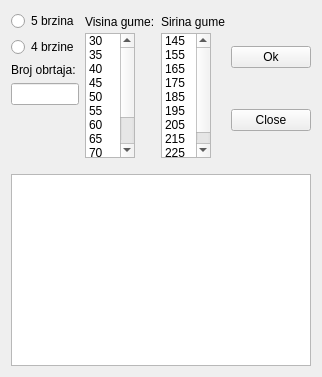
The window that mainwindow.ui (Fangio92/Obrtaji) describes before a commit, drawn with Qt 5.
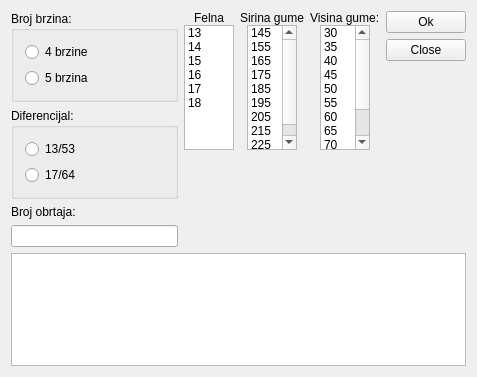
The same window after the commit.

```diff
--- a/mainwindow.ui
+++ b/mainwindow.ui
@@ -6,7 +6,7 @@
    <rect>
     <x>0</x>
     <y>0</y>
-    <width>319</width>
+    <width>477</width>
     <height>377</height>
    </rect>
   </property>
@@ -25,17 +25,49 @@
         <item>
          <layout class="QVBoxLayout" name="verticalLayout_3">
           <item>
-           <widget class="QRadioButton" name="radioButton_2">
-            <property name="text">
-             <string>5 brzina</string>
+           <widget class="QGroupBox" name="groupBox">
+            <property name="title">
+             <string>Broj brzina:</string>
             </property>
+            <layout class="QVBoxLayout" name="verticalLayout_5">
+             <item>
+              <widget class="QRadioButton" name="radioButton_4">
+               <property name="text">
+                <string>4 brzine</string>
+               </property>
+              </widget>
+             </item>
+             <item>
+              <widget class="QRadioButton" name="radioButton_5">
+               <property name="text">
+                <string>5 brzina</string>
+               </property>
+              </widget>
+             </item>
+            </layout>
            </widget>
           </item>
           <item>
-           <widget class="QRadioButton" name="radioButton">
-            <property name="text">
-             <string>4 brzine</string>
+           <widget class="QGroupBox" name="groupBox_2">
+            <property name="title">
+             <string>Diferencijal:</string>
             </property>
+            <layout class="QVBoxLayout" name="verticalLayout_6">
+             <item>
+              <widget class="QRadioButton" name="radioButton_13">
+               <property name="text">
+                <string>13/53</string>
+               </property>
+              </widget>
+             </item>
+             <item>
+              <widget class="QRadioButton" name="radioButton_17">
+               <property name="text">
+                <string>17/64</string>
+               </property>
+              </widget>
+             </item>
+            </layout>
            </widget>
           </item>
           <item>
@@ -64,7 +96,174 @@
          </layout>
         </item>
         <item>
-         <layout class="QVBoxLayout" name="lyt" stretch="0,0">
+         <layout class="QVBoxLayout" name="verticalLayout_7">
+          <property name="spacing">
+           <number>0</number>
+          </property>
+          <property name="rightMargin">
+           <number>0</number>
+          </property>
+          <property name="bottomMargin">
+           <number>10</number>
+          </property>
+          <item alignment="Qt::AlignHCenter">
+           <widget class="QLabel" name="label_4">
+            <property name="text">
+             <string>Felna</string>
+            </property>
+            <property name="margin">
+             <number>2</number>
+            </property>
+           </widget>
+          </item>
+          <item alignment="Qt::AlignHCenter">
+           <widget class="QListWidget" name="listFelna">
+            <property name="maximumSize">
+             <size>
+              <width>50</width>
+              <height>125</height>
+             </size>
+            </property>
+            <item>
+             <property name="text">
+              <string>13</string>
+             </property>
+            </item>
+            <item>
+             <property name="text">
+              <string>14</string>
+             </property>
+            </item>
+            <item>
+             <property name="text">
+              <string>15</string>
+             </property>
+            </item>
+            <item>
+             <property name="text">
+              <string>16</string>
+             </property>
+            </item>
+            <item>
+             <property name="text">
+              <string>17</string>
+             </property>
+            </item>
+            <item>
+             <property name="text">
+              <string>18</string>
+             </property>
+            </item>
+           </widget>
+          </item>
+          <item>
+           <spacer name="verticalSpacer_5">
+            <property name="orientation">
+             <enum>Qt::Vertical</enum>
+            </property>
+            <property name="sizeHint" stdset="0">
+             <size>
+              <width>20</width>
+              <height>40</height>
+             </size>
+            </property>
+           </spacer>
+          </item>
+         </layout>
+        </item>
+        <item>
+         <layout class="QVBoxLayout" name="verticalLayout_4">
+          <property name="spacing">
+           <number>0</number>
+          </property>
+          <property name="rightMargin">
+           <number>0</number>
+          </property>
+          <property name="bottomMargin">
+           <number>10</number>
+          </property>
+          <item alignment="Qt::AlignHCenter">
+           <widget class="QLabel" name="label_3">
+            <property name="text">
+             <string>Sirina gume</string>
+            </property>
+            <property name="margin">
+             <number>2</number>
+            </property>
+           </widget>
+          </item>
+          <item alignment="Qt::AlignHCenter">
+           <widget class="QListWidget" name="listSirina">
+            <property name="maximumSize">
+             <size>
+              <width>50</width>
+              <height>125</height>
+             </size>
+            </property>
+            <item>
+             <property name="text">
+              <string>145</string>
+             </property>
+            </item>
+            <item>
+             <property name="text">
+              <string>155</string>
+             </property>
+            </item>
+            <item>
+             <property name="text">
+              <string>165</string>
+             </property>
+            </item>
+            <item>
+             <property name="text">
+              <string>175</string>
+             </property>
+            </item>
+            <item>
+             <property name="text">
+              <string>185</string>
+             </property>
+            </item>
+            <item>
+             <property name="text">
+              <string>195</string>
+             </property>
+            </item>
+            <item>
+             <property name="text">
+              <string>205</string>
+             </property>
+            </item>
+            <item>
+             <property name="text">
+              <string>215</string>
+             </property>
+            </item>
+            <item>
+             <property name="text">
+              <string>225</string>
+             </property>
+            </item>
+           </widget>
+          </item>
+          <item>
+           <spacer name="verticalSpacer">
+            <property name="orientation">
+             <enum>Qt::Vertical</enum>
+            </property>
+            <property name="sizeHint" stdset="0">
+             <size>
+              <width>20</width>
+              <height>40</height>
+             </size>
+            </property>
+           </spacer>
+          </item>
+         </layout>
+        </item>
+        <item>
+         <layout class="QVBoxLayout" name="lyt" stretch="0,0,0">
           <property name="spacing">
            <number>0</number>
           </property>
@@ -83,15 +282,18 @@
           <property name="bottomMargin">
            <number>10</number>
           </property>
-          <item>
+          <item alignment="Qt::AlignHCenter">
            <widget class="QLabel" name="label_2">
             <property name="text">
              <string>Visina gume:</string>
             </property>
+            <property name="margin">
+             <number>2</number>
+            </property>
            </widget>
           </item>
-          <item>
-           <widget class="QListWidget" name="listWidget_2">
+          <item alignment="Qt::AlignHCenter">
+           <widget class="QListWidget" name="listVisina">
             <property name="maximumSize">
              <size>
               <width>50</width>
@@ -155,80 +357,18 @@
             </item>
            </widget>
           </item>
-         </layout>
-        </item>
-        <item>
-         <layout class="QVBoxLayout" name="verticalLayout_4">
-          <property name="spacing">
-           <number>0</number>
-          </property>
-          <property name="rightMargin">
-           <number>0</number>
-          </property>
-          <property name="bottomMargin">
-           <number>10</number>
-          </property>
           <item>
-           <widget class="QLabel" name="label_3">
-            <property name="text">
-             <string>Sirina gume</string>
+           <spacer name="verticalSpacer_3">
+            <property name="orientation">
+             <enum>Qt::Vertical</enum>
             </property>
-           </widget>
-          </item>
-          <item>
-           <widget class="QListWidget" name="listWidget">
-            <property name="maximumSize">
+            <property name="sizeHint" stdset="0">
              <size>
-              <width>50</width>
-              <height>125</height>
+              <width>20</width>
+              <height>40</height>
              </size>
             </property>
-            <item>
-             <property name="text">
-              <string>145</string>
-             </property>
-            </item>
-            <item>
-             <property name="text">
-              <string>155</string>
-             </property>
-            </item>
-            <item>
-             <property name="text">
-              <string>165</string>
-             </property>
-            </item>
-            <item>
-             <property name="text">
-              <string>175</string>
-             </property>
-            </item>
-            <item>
-             <property name="text">
-              <string>185</string>
-             </property>
-            </item>
-            <item>
-             <property name="text">
-              <string>195</string>
-             </property>
-            </item>
-            <item>
-             <property name="text">
-              <string>205</string>
-             </property>
-            </item>
-            <item>
-             <property name="text">
-              <string>215</string>
-             </property>
-            </item>
-            <item>
-             <property name="text">
-              <string>225</string>
-             </property>
-            </item>
-           </widget>
+           </spacer>
           </item>
          </layout>
         </item>
@@ -248,6 +388,19 @@
             </property>
            </widget>
           </item>
+          <item>
+           <spacer name="verticalSpacer_4">
+            <property name="orientation">
+             <enum>Qt::Vertical</enum>
+            </property>
+            <property name="sizeHint" stdset="0">
+             <size>
+              <width>20</width>
+              <height>40</height>
+             </size>
+            </property>
+           </spacer>
+          </item>
          </layout>
         </item>
        </layout>
```
